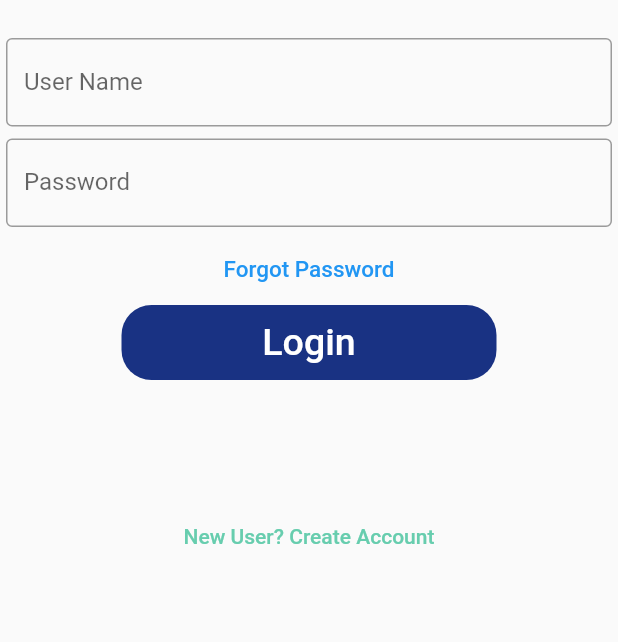
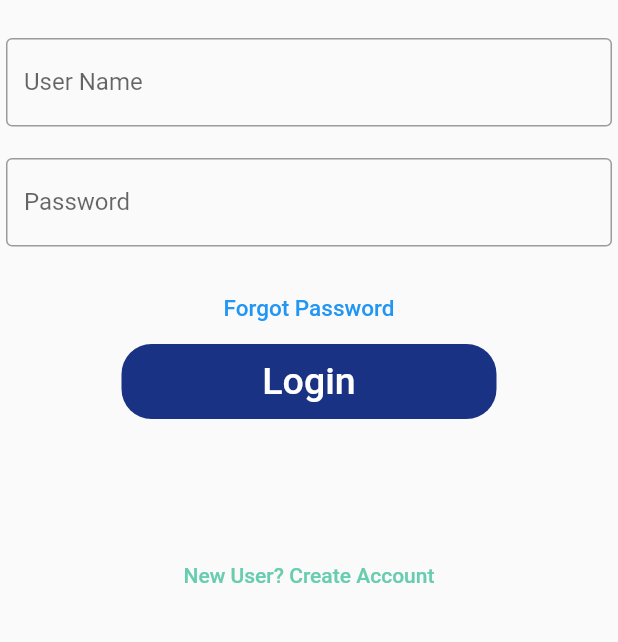
Before and after one commit to lucassmsilva/galera, a Flutter app: the screen it shows after launch, on a phone screen of 412 x 824 dp, the part 277-919 px from its top. Run offline on Flutter 3.47's test engine with Material 2 defaults, Android fonts, the phone set to English and light mode, and no system bars; our stand-ins replace signature.

Commit message:
fix: validation login style

```diff
--- a/lib/main.dart
+++ b/lib/main.dart
@@ -162,13 +162,17 @@ class LoginPage extends StatelessWidget {
             key: formkey,
             child: Column(
               children: [
-                Padding(
+                SizedBox(
+                  height: 80,
+                  child: Padding(
                     padding: EdgeInsets.all(4),
                     child: TextFormField(
                       decoration: InputDecoration(
                         border: OutlineInputBorder(),
                         labelText: 'User Name',
-                        hintText: 'Enter valid mail id as abc@gmail.com'),
+                        hintText: 'Enter valid mail id as abc@gmail.com',
+                        errorStyle: TextStyle(fontSize: 9, height: 0.3),
+                      ),
                       validator: (value) {
                         if (value == null || value.isEmpty) {
                           return '* Required';
@@ -177,20 +181,26 @@ class LoginPage extends StatelessWidget {
                       },
                     ),
                   ),
-                Padding(
+                ),
+                SizedBox(
+                  height: 80,
+                  child: Padding(
                     padding: EdgeInsets.all(4),
                     child: TextFormField(
                       obscureText: true,
                       decoration: InputDecoration(
                         border: OutlineInputBorder(),
                         labelText: 'Password',
-                        hintText: 'Enter your secure password'),
+                        hintText: 'Enter your secure password',
+                        errorStyle: TextStyle(fontSize: 9, height: 0.3),
+                      ),
                       validator: (value) {
                         if (value == null || value.isEmpty) {
                           return '* Required';
                         }
                         return null;
                       },
+                    ),
                   ),
                 ),
                 FlatButton(
```
Lines whose indentation alone changed are shown as unchanged.
